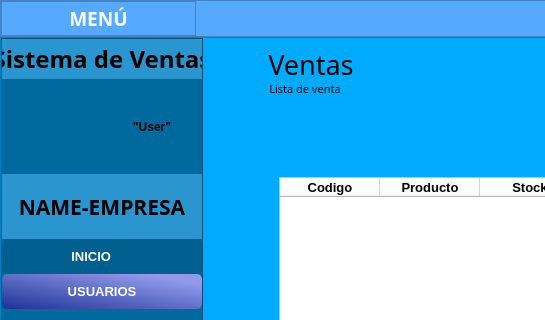
Before: the Qt Designer form UI/Home.ui in Andy-M7/Multiventas-Kristelle, drawn with Qt 5; both pictures show x 0 to 545 and y 0 to 320 of the 1167 by 900 pixel window.
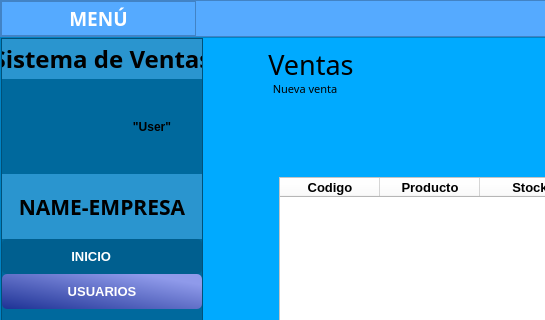
After: the same form once the commit is applied. Icons and pictures are not drawn.

```diff
--- a/UI/Home.ui
+++ b/UI/Home.ui
@@ -4584,7 +4584,7 @@
                   <string notr="true">border-radius: 60%;</string>
                  </property>
                  <property name="text">
-                  <string>Lista de venta</string>
+                  <string>Nueva venta</string>
                  </property>
                  <property name="alignment">
                   <set>Qt::AlignCenter</set>
```
